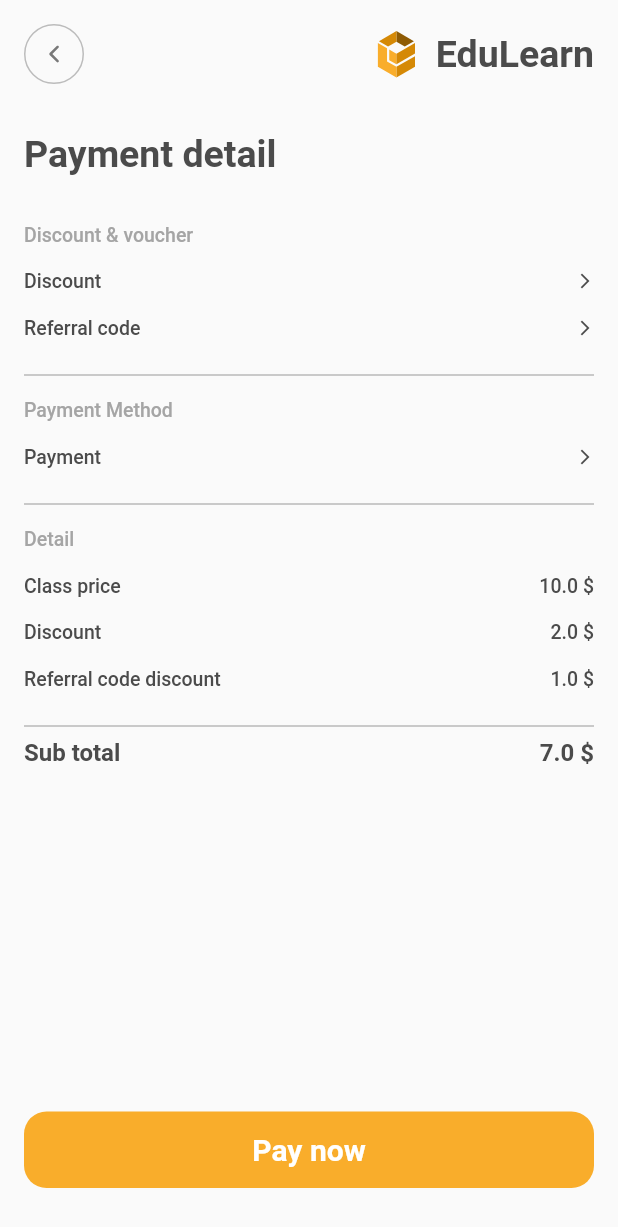
After one commit to Mikel-Kolaveri/edu_learn, a Flutter app: the PaymentPage screen opened by its route, on a phone screen of 412 x 824 dp. The commit adds this screen. Shown: the top 1227 px of the screen. Run offline on Flutter 3.47's test engine with Material 2 defaults, Android fonts, the phone set to English and light mode, and no system bars; our stand-ins replace flutter_riverpod, flutter_svg, go_router, shared_preferences; accounts and stored records are empty; Roboto replaces fonts that are missing (Plus Jakarta Sans).

Commit message:
add sample payment page

```diff
--- a/lib/pages/class/class_page.dart
+++ b/lib/pages/class/class_page.dart
@@ -5,6 +5,7 @@ import 'package:edu_learn_app/pages/class/src/mentor_information.dart';
 import 'package:edu_learn_app/pages/class/src/mentor_social_button.dart';
 import 'package:edu_learn_app/pages/class/src/sample_lecture_list.dart';
 import 'package:edu_learn_app/pages/class/src/tools_required.dart';
+import 'package:edu_learn_app/routing/routes.dart';
 import 'package:edu_learn_app/theme/colors.dart';
 import 'package:edu_learn_app/theme/fonts.dart';
 import 'package:edu_learn_app/ui/button.dart';
@@ -14,6 +15,7 @@ import 'package:edu_learn_app/utils/assets.dart';
 import 'package:edu_learn_app/utils/gap.dart';
 import 'package:flutter/material.dart';
 import 'package:flutter_svg/flutter_svg.dart';
+import 'package:go_router/go_router.dart';
 
 import '../../ui/rating_row.dart';
 
@@ -79,7 +81,12 @@ class ClassPage extends StatelessWidget {
           text: classCard.price == 0
               ? 'Enroll for Free'
               : 'Buy class for ${classCard.price}\$',
-          onTap: () {},
+          onTap: () {
+            if (classCard.price == 0) {
+            } else {
+              context.go(Routes.paymentPage);
+            }
+          },
         ),
         const GapV(24),
         Divider(
--- /dev/null
+++ b/lib/pages/payment_page.dart
@@ -0,0 +1,151 @@
+import 'package:edu_learn_app/theme/colors.dart';
+import 'package:edu_learn_app/theme/fonts.dart';
+import 'package:edu_learn_app/ui/button.dart';
+import 'package:edu_learn_app/ui/header.dart';
+import 'package:edu_learn_app/utils/gap.dart';
+import 'package:flutter/material.dart';
+
+Text _greyText(String text) => Text(
+      text,
+      style: fonts.pjs13GreyHintW500,
+    );
+
+final _divider = Divider(
+  color: colors.greyText,
+  thickness: 0.5,
+);
+
+class PaymentPage extends StatelessWidget {
+  const PaymentPage({super.key});
+
+  @override
+  Widget build(BuildContext context) {
+    return Padding(
+      padding: const EdgeInsets.all(16.0),
+      child: Column(
+        crossAxisAlignment: CrossAxisAlignment.start,
+        children: [
+          const Header.backButton(),
+          const GapV(32),
+          Text(
+            'Payment detail',
+            style: fonts.pjs25BlackW700,
+          ),
+          const GapV(32),
+          _greyText(
+            'Discount & voucher',
+          ),
+          const GapV(16),
+          _ClickableRow(text: 'Discount', onTap: () {}),
+          const GapV(16),
+          _ClickableRow(text: 'Referral code', onTap: () {}),
+          const GapV(16),
+          _divider,
+          const GapV(8),
+          _greyText('Payment Method'),
+          const GapV(16),
+          _ClickableRow(
+            text: 'Payment',
+            onTap: () {},
+          ),
+          const GapV(16),
+          _divider,
+          const GapV(8),
+          const _DetailsSection(
+            classPrice: 10,
+            discount: 2,
+            referralCodeDiscount: 1,
+          ),
+          const Spacer(),
+          Button(
+            text: 'Pay now',
+            onTap: () {},
+          ),
+          const GapV(16),
+        ],
+      ),
+    );
+  }
+}
+
+class _ClickableRow extends StatelessWidget {
+  const _ClickableRow({required this.text, required this.onTap});
+  final String text;
+  final VoidCallback onTap;
+
+  @override
+  Widget build(BuildContext context) {
+    return GestureDetector(
+      onTap: onTap,
+      child: Row(
+        mainAxisAlignment: MainAxisAlignment.spaceBetween,
+        children: [
+          Text(
+            text,
+            style: fonts.pjs13BlackW500,
+          ),
+          Icon(
+            Icons.arrow_forward_ios,
+            color: colors.blackText,
+            size: 12,
+          )
+        ],
+      ),
+    );
+  }
+}
+
+class _DetailsSection extends StatelessWidget {
+  const _DetailsSection(
+      {required this.classPrice,
+      required this.discount,
+      required this.referralCodeDiscount});
+  final double classPrice;
+  final double discount;
+  final double referralCodeDiscount;
+
+  @override
+  Widget build(BuildContext context) {
+    Widget priceRow(String title, double price) => Row(
+          mainAxisAlignment: MainAxisAlignment.spaceBetween,
+          children: [
+            Text(
+              title,
+              style: fonts.pjs13BlackW500,
+            ),
+            Text(
+              '$price \$',
+              style: fonts.pjs13BlackW500,
+            )
+          ],
+        );
+
+    return Column(
+      crossAxisAlignment: CrossAxisAlignment.start,
+      children: [
+        _greyText('Detail'),
+        const GapV(16),
+        priceRow('Class price', classPrice),
+        const GapV(16),
+        priceRow('Discount', discount),
+        const GapV(16),
+        priceRow('Referral code discount', referralCodeDiscount),
+        const GapV(16),
+        _divider,
+        Row(
+          mainAxisAlignment: MainAxisAlignment.spaceBetween,
+          children: [
+            Text(
+              'Sub total',
+              style: fonts.pjs16BlackW700,
+            ),
+            Text(
+              '${classPrice - discount - referralCodeDiscount} \$',
+              style: fonts.pjs16BlackW700,
+            ),
+          ],
+        ),
+      ],
+    );
+  }
+}
--- a/lib/routing/router.dart
+++ b/lib/routing/router.dart
@@ -9,6 +9,7 @@ import 'package:edu_learn_app/ui/navbar.dart';
 import 'package:flutter/material.dart';
 import 'package:go_router/go_router.dart';
 
+import '../pages/payment_page.dart';
 import '../ui/class_card.dart';
 import '../ui/class_card_widget.dart';
 import '../utils/assets.dart';
@@ -87,6 +88,18 @@ final router = GoRouter(
             path: '/cateogory_page',
             builder: (context, state) => const CategoryPage(),
           )
+        ]),
+    ShellRoute(
+        builder: (context, state, child) {
+          return Scaffold(
+            body: SafeArea(child: child),
+          );
+        },
+        routes: [
+          GoRoute(
+            path: '/payment_page',
+            builder: (context, state) => const PaymentPage(),
+          )
         ])
   ],
 );
--- a/lib/routing/routes.dart
+++ b/lib/routing/routes.dart
@@ -6,4 +6,5 @@ abstract class Routes {
 
   static const homeClassPage = '/home/class_page';
   static const categoryPage = '/cateogory_page';
+  static const paymentPage = '/payment_page';
 }
```
